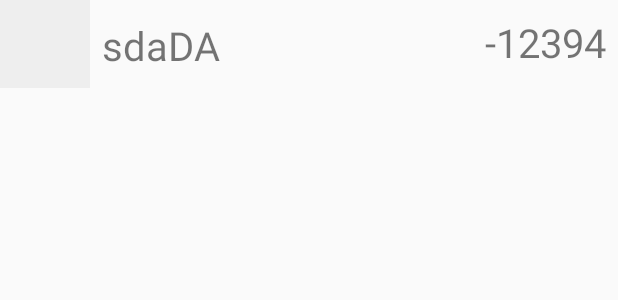
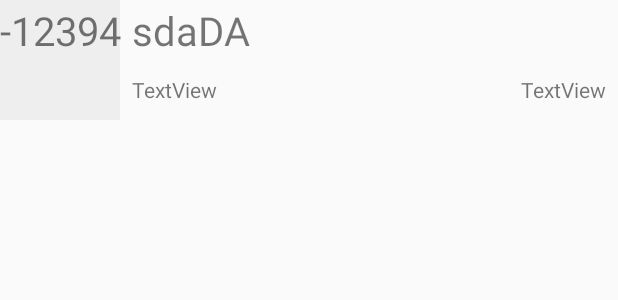
Before and after one commit to chongwangcc/MyCheckBook_android, an Android app: the layout account_listitem_image.xml on its own in the app's theme, with its tools: preview values and no code run, on a phone screen of 412 x 824 dp. Shown: the top 300 px of the screen. Run offline under Robolectric (Android 15) with nearby library versions, the phone set to English and light mode, and no system bars.

Commit message:
添加功能： 1. 账户Fragment的显示

```diff
--- a/app/src/main/java/com/ccmm/cc/mycheckbook/Adapter/CategoryDetailsListAdapter.java
+++ b/app/src/main/java/com/ccmm/cc/mycheckbook/Adapter/CategoryDetailsListAdapter.java
@@ -1,17 +1,14 @@
 package com.ccmm.cc.mycheckbook.Adapter;
 
 import android.content.Context;
-import android.graphics.drawable.Drawable;
 import android.view.LayoutInflater;
 import android.view.View;
 import android.view.ViewGroup;
 import android.widget.BaseAdapter;
-import android.widget.ImageView;
 import android.widget.TextView;
 
 import com.ccmm.cc.mycheckbook.R;
 import com.ccmm.cc.mycheckbook.models.CheckDetailBean;
-import com.ccmm.cc.mycheckbook.utils.CategoriesIconTool;
 
 import java.util.List;
 
@@ -60,7 +57,7 @@ public class CategoryDetailsListAdapter extends BaseAdapter {
             inflater = LayoutInflater.from(context);
             convertView = inflater.inflate(R.layout.detail_listitem_text, null, false);
             parentListItem.text_date =  convertView .findViewById(R.id.detail_date);
-            parentListItem.text_description = convertView .findViewById(R.id.detail_content);
+            parentListItem.text_description = convertView .findViewById(R.id.detail_title_1);
             parentListItem.text_money = convertView .findViewById(R.id.detail_money);
             convertView.setTag(parentListItem);
         } else {
--- a/app/src/main/java/com/ccmm/cc/mycheckbook/Adapter/CategoryLeaderBoadAdapter.java
+++ b/app/src/main/java/com/ccmm/cc/mycheckbook/Adapter/CategoryLeaderBoadAdapter.java
@@ -1,7 +1,6 @@
 package com.ccmm.cc.mycheckbook.Adapter;
 
 import android.content.Context;
-import android.content.Intent;
 import android.graphics.drawable.Drawable;
 import android.view.LayoutInflater;
 import android.view.View;
@@ -10,12 +9,9 @@ import android.widget.BaseAdapter;
 import android.widget.ImageView;
 import android.widget.TextView;
 
-import com.ccmm.cc.mycheckbook.Enum.BalanceName;
 import com.ccmm.cc.mycheckbook.Enum.CategoryColorEnum;
 import com.ccmm.cc.mycheckbook.R;
-import com.ccmm.cc.mycheckbook.activity.DetailInfoActivity;
 import com.ccmm.cc.mycheckbook.models.CheckDetailBean;
-import com.ccmm.cc.mycheckbook.models.DetailGroupBean;
 import com.ccmm.cc.mycheckbook.utils.CategoriesIconTool;
 
 import java.util.Collections;
@@ -85,7 +81,7 @@ public class CategoryLeaderBoadAdapter extends BaseAdapter {
             inflater = LayoutInflater.from(context);
             convertView = inflater.inflate(R.layout.detail_listitem, null, false);
             parentListItem.item_icon =  convertView .findViewById(R.id.detail_pic);
-            parentListItem.text_description = convertView .findViewById(R.id.detail_content);
+            parentListItem.text_description = convertView .findViewById(R.id.detail_title_1);
             parentListItem.text_money = convertView .findViewById(R.id.detail_money);
             convertView.findViewById(R.id.detail_statement);
             convertView.setTag(parentListItem);
--- a/app/src/main/java/com/ccmm/cc/mycheckbook/Adapter/CategoryMultiGroupAdapter.java
+++ b/app/src/main/java/com/ccmm/cc/mycheckbook/Adapter/CategoryMultiGroupAdapter.java
@@ -9,15 +9,12 @@ import android.widget.BaseAdapter;
 import android.widget.ImageView;
 import android.widget.TextView;
 
-import com.ccmm.cc.mycheckbook.Enum.CategoryColorEnum;
 import com.ccmm.cc.mycheckbook.R;
-import com.ccmm.cc.mycheckbook.models.CheckDetailBean;
 import com.ccmm.cc.mycheckbook.models.DetailGroupBean;
 import com.ccmm.cc.mycheckbook.utils.CategoriesIconTool;
 
 import java.util.Collections;
 import java.util.Comparator;
-import java.util.LinkedList;
 import java.util.List;
 
 /**
@@ -79,7 +76,7 @@ public class CategoryMultiGroupAdapter extends BaseAdapter {
             inflater = LayoutInflater.from(context);
             convertView = inflater.inflate(R.layout.detail_listitem, null, false);
             parentListItem.item_icon =  convertView .findViewById(R.id.detail_pic);
-            parentListItem.text_description = convertView .findViewById(R.id.detail_content);
+            parentListItem.text_description = convertView .findViewById(R.id.detail_title_1);
             parentListItem.text_money = convertView .findViewById(R.id.detail_money);
             convertView.findViewById(R.id.detail_statement);
             convertView.setTag(parentListItem);
--- a/app/src/main/java/com/ccmm/cc/mycheckbook/Adapter/DetailFragmentPagerAdapter.java
+++ b/app/src/main/java/com/ccmm/cc/mycheckbook/Adapter/DetailFragmentPagerAdapter.java
@@ -7,6 +7,7 @@ import android.support.v4.app.FragmentPagerAdapter;
 import android.support.v4.app.FragmentTransaction;
 import android.support.v4.view.PagerAdapter;
 
+import com.ccmm.cc.mycheckbook.Fragment.AccountFagment;
 import com.ccmm.cc.mycheckbook.Fragment.CategoryFragment;
 import com.ccmm.cc.mycheckbook.Fragment.DetailFragment;
 import com.ccmm.cc.mycheckbook.models.DetailGroupBean;
@@ -42,7 +43,7 @@ public class DetailFragmentPagerAdapter extends FragmentPagerAdapter {
                 fragmentList.add(f);
                 break;
             case 2: //账号
-                f=DetailFragment.newInstance();
+                f= AccountFagment.newInstance();
                 fragmentList.add(f);
                 break;
 
--- a/app/src/main/java/com/ccmm/cc/mycheckbook/Adapter/DetailsInnerListAdapter.java
+++ b/app/src/main/java/com/ccmm/cc/mycheckbook/Adapter/DetailsInnerListAdapter.java
@@ -56,7 +56,7 @@ public class DetailsInnerListAdapter extends BaseAdapter {
             inflater = LayoutInflater.from(context);
             convertView = inflater.inflate(R.layout.detail_listitem, null, false);
             parentListItem.item_icon =  convertView .findViewById(R.id.detail_pic);
-            parentListItem.text_description = convertView .findViewById(R.id.detail_content);
+            parentListItem.text_description = convertView .findViewById(R.id.detail_title_1);
             parentListItem.text_money = convertView .findViewById(R.id.detail_money);
             convertView.setTag(parentListItem);
         } else {
--- a/app/src/main/java/com/ccmm/cc/mycheckbook/Fragment/CategoryFragment.java
+++ b/app/src/main/java/com/ccmm/cc/mycheckbook/Fragment/CategoryFragment.java
@@ -82,7 +82,7 @@ public class CategoryFragment extends Fragment implements View.OnClickListener,P
         view = inflater.inflate(R.layout.fragment_category_report, container, false);
         pieChart=view.findViewById(R.id.pieChart);
         iv_select_category = view.findViewById(R.id.main1).findViewById(R.id.detail_pic);
-        tv_select_category_description = view.findViewById(R.id.main1).findViewById(R.id.detail_content);
+        tv_select_category_description = view.findViewById(R.id.main1).findViewById(R.id.detail_title_1);
         tv_select_category_money = view.findViewById(R.id.main1).findViewById(R.id.detail_money);
         tv_Leaderboard = view.findViewById(R.id.textView17);
         mlv_Leaderboard_details = view.findViewById(R.id.detail_statement);
--- a/app/src/main/java/com/ccmm/cc/mycheckbook/activity/CheckbookSelectActivity.java
+++ b/app/src/main/java/com/ccmm/cc/mycheckbook/activity/CheckbookSelectActivity.java
@@ -13,7 +13,6 @@ import android.widget.SimpleAdapter;
 import android.widget.Toast;
 
 import com.ccmm.cc.mycheckbook.R;
-import com.ccmm.cc.mycheckbook.models.CheckDetailBean;
 import com.ccmm.cc.mycheckbook.models.CheckbookEntity;
 import com.ccmm.cc.mycheckbook.utils.CheckbookTools;
 import com.ccmm.cc.mycheckbook.utils.LoginTools;
@@ -43,7 +42,7 @@ public class CheckbookSelectActivity extends Activity {
                 mList,
                 R.layout.checkbook_listitem,      // 自定义布局格式
                 new String[] { "PIC", "TITLE", "CONTENT" },
-                new int[] { R.id.detail_pic, R.id.detail_content, R.id.listitem_content }
+                new int[] { R.id.detail_pic, R.id.detail_title_1, R.id.listitem_content }
         );
         listView = findViewById(R.id.list);
         listView.setAdapter(adapter);
--- a/app/src/main/res/layout/detail_listitem.xml
+++ b/app/src/main/res/layout/account_listitem_image.xml
@@ -3,15 +3,14 @@
     xmlns:app="http://schemas.android.com/apk/res-auto"
     xmlns:tools="http://schemas.android.com/tools"
     android:layout_width="match_parent"
-    android:layout_height="60dp">
+    android:layout_height="80dp">
 
     <ImageView
         android:id="@+id/detail_pic"
-        android:layout_width="60dp"
-        android:layout_height="60dp"
+        android:layout_width="80dp"
+        android:layout_height="80dp"
         android:layout_alignParentBottom="true"
         android:layout_alignParentTop="true"
-        android:layout_marginBottom="4dp"
         android:background="@drawable/bg_border"
         android:padding="10dip"
         android:scaleType="fitXY"
@@ -20,19 +19,16 @@
         app:layout_constraintTop_toTopOf="parent" />
 
     <TextView
-        android:id="@+id/detail_content"
+        android:id="@+id/detail_title_1"
         android:layout_width="160dp"
         android:layout_height="40dp"
         android:layout_alignParentRight="true"
         android:layout_alignParentTop="true"
         android:layout_alignWithParentIfMissing="true"
-        android:layout_marginBottom="8dp"
         android:layout_marginStart="8dp"
-        android:layout_marginTop="8dp"
         android:layout_toRightOf="@id/detail_pic"
         android:gravity="center_vertical"
         android:textSize="40px"
-        app:layout_constraintBottom_toBottomOf="parent"
         app:layout_constraintStart_toEndOf="@+id/detail_pic"
         app:layout_constraintTop_toTopOf="parent"
         tools:text="sdaDA" />
@@ -44,14 +40,32 @@
         android:layout_alignParentBottom="true"
         android:layout_alignParentRight="true"
         android:layout_alignParentTop="true"
-        android:layout_marginBottom="8dp"
-        android:layout_marginEnd="8dp"
-        android:layout_marginTop="8dp"
-        android:layout_toRightOf="@id/detail_content"
+        android:layout_toRightOf="@id/detail_title_1"
+        android:gravity="center_vertical"
         android:singleLine="true"
         android:textSize="40px"
+        tools:layout_editor_absoluteX="315dp"
+        tools:text="-12394" />
+
+    <TextView
+        android:id="@+id/subtitle"
+        android:layout_width="160dp"
+        android:layout_height="40dp"
+        android:layout_marginStart="8dp"
+        android:gravity="center_vertical"
+        android:text="TextView"
+        app:layout_constraintBottom_toBottomOf="parent"
+        app:layout_constraintStart_toEndOf="@+id/detail_pic"
+        app:layout_constraintTop_toBottomOf="@+id/detail_title_1" />
+
+    <TextView
+        android:id="@+id/money_out"
+        android:layout_width="wrap_content"
+        android:layout_height="40dp"
+        android:layout_marginEnd="8dp"
+        android:gravity="center_vertical"
+        android:text="TextView"
         app:layout_constraintBottom_toBottomOf="parent"
         app:layout_constraintEnd_toEndOf="parent"
-        app:layout_constraintTop_toTopOf="parent"
-        tools:text="-12394" />
+        app:layout_constraintTop_toBottomOf="@+id/detail_money" />
 </android.support.constraint.ConstraintLayout>
--- a/app/src/main/res/layout/checkbook_listitem.xml
+++ b/app/src/main/res/layout/checkbook_listitem.xml
@@ -14,7 +14,7 @@
         android:adjustViewBounds="true"
         android:padding="10dip" />
 
-    <TextView android:id="@+id/detail_content"
+    <TextView android:id="@+id/detail_title_1"
         android:layout_width="wrap_content"
         android:layout_height="wrap_content"
         android:layout_toRightOf="@id/detail_pic"
@@ -30,7 +30,7 @@
         android:layout_toRightOf="@id/detail_pic"
         android:layout_alignParentBottom="true"
         android:layout_alignParentRight="true"
-        android:layout_below="@id/detail_content"
+        android:layout_below="@id/detail_title_1"
         android:singleLine="true"
         android:ellipsize="marquee"
         android:textSize="14sp" />
--- a/app/src/main/res/layout/detail_listitem_text.xml
+++ b/app/src/main/res/layout/detail_listitem_text.xml
@@ -6,7 +6,7 @@
     android:layout_height="60dp">
 
     <TextView
-        android:id="@+id/detail_content"
+        android:id="@+id/detail_title_1"
         android:layout_width="160dp"
         android:layout_height="40dp"
         android:layout_alignParentRight="true"
@@ -33,7 +33,7 @@
         android:layout_marginBottom="8dp"
         android:layout_marginEnd="16dp"
         android:layout_marginTop="8dp"
-        android:layout_toRightOf="@id/detail_content"
+        android:layout_toRightOf="@id/detail_title_1"
         android:singleLine="true"
         android:textSize="40px"
         app:layout_constraintBottom_toBottomOf="parent"
--- a/app/src/main/res/layout/fragment_category_report.xml
+++ b/app/src/main/res/layout/fragment_category_report.xml
@@ -31,7 +31,8 @@
                 android:layout_width="match_parent"
                 android:layout_height="wrap_content"
                 android:layout_marginBottom="8dp"
-                android:layout_marginTop="8dp" />
+                android:layout_marginTop="8dp"
+                android:visibility="invisible" />
 
             <TextView
                 android:id="@+id/textView17"
@@ -39,7 +40,8 @@
                 android:layout_height="wrap_content"
                 android:layout_marginStart="8dp"
                 android:layout_marginTop="8dp"
-                android:text="TextView" />
+                android:text="TextView"
+                android:visibility="invisible" />
 
             <com.ccmm.cc.mycheckbook.MyControl.MyListView
                 android:id="@+id/detail_statement"
```
Also changed, not shown: app/src/main/java/com/ccmm/cc/mycheckbook/Adapter/AccountDescriptionListAdapter.java (added, +105 -0 lines), app/src/main/java/com/ccmm/cc/mycheckbook/Fragment/AccountFagment.java (added, +76 -0 lines), app/src/main/java/com/ccmm/cc/mycheckbook/activity/CategoryDetailsActivity.java (+1 -10 lines), app/src/main/java/com/ccmm/cc/mycheckbook/models/DetailGroupBean.java (+11 -0 lines), app/src/main/java/com/ccmm/cc/mycheckbook/utils/CheckDetailsTools.java (+28 -0 lines), app/src/main/res/layout/fragment_account_report.xml (added, +18 -0 lines).
